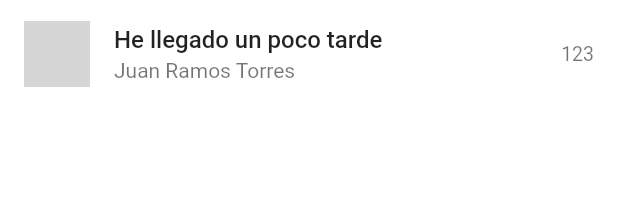
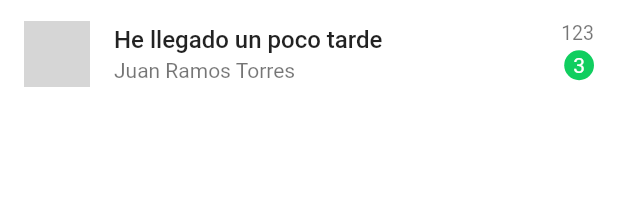
Before and after one commit to eeBarrionuevo/codigo6_whatsapp, a Flutter app: the ItemChatWidget widget shown alone on an empty page, opened directly with sample values from the repository, on a phone screen of 412 x 824 dp. Shown: the top 215 px of the screen. Run offline on Flutter 3.47's test engine with Material 2 defaults, Android fonts, the phone set to English and light mode, and no system bars; network calls fail; Roboto replaces fonts that are missing (Manrope); grey boxes are pictures that could not be loaded.

```diff
--- a/lib/pages/chat_page.dart
+++ b/lib/pages/chat_page.dart
@@ -10,7 +10,7 @@ class ChatPage extends StatelessWidget {
     return ListView.builder(
       itemCount: mandarina.chats.length,
       itemBuilder: (BuildContext context, int index) {
-        print(mandarina.chats[index]);
+        // print(mandarina.chats[index]);
         return ItemChatWidget(
           dataChat: mandarina.chats[index],
         );
--- a/lib/widgets/item_chat_widget.dart
+++ b/lib/widgets/item_chat_widget.dart
@@ -1,4 +1,5 @@
 import 'package:codigo6_whatsapp/models/chat_model.dart';
+import 'package:codigo6_whatsapp/pages/chat_detail_page.dart';
 import 'package:flutter/material.dart';
 
 class ItemChatWidget extends StatelessWidget {
@@ -7,8 +8,15 @@ class ItemChatWidget extends StatelessWidget {
 
   @override
   Widget build(BuildContext context) {
-    return Container(
-      child: ListTile(
+    return ListTile(
+      onTap: () {
+        Navigator.push(
+          context,
+          MaterialPageRoute(
+            builder: (context) => ChatDetailPage(),
+          ),
+        );
+      },
       leading: CircleAvatar(
         backgroundColor: Colors.black12,
         radius: 22,
@@ -16,28 +24,46 @@ class ItemChatWidget extends StatelessWidget {
       ),
       title: Text(
         dataChat.name,
-          style: TextStyle(
+        style: const TextStyle(
           fontWeight: FontWeight.w500,
         ),
       ),
       subtitle: Text(
-          dataChat.message,
+        dataChat.isTyping ? "typing..." : dataChat.message,
         maxLines: 1,
         overflow: TextOverflow.ellipsis,
+        style: TextStyle(
+          color: dataChat.isTyping ? Color(0xff10CE5F) : Colors.black54,
+        ),
       ),
       trailing: Column(
+        crossAxisAlignment: CrossAxisAlignment.end,
         mainAxisAlignment: MainAxisAlignment.center,
         children: [
           Text(
             dataChat.time,
-              style: TextStyle(
+            style: const TextStyle(
               fontWeight: FontWeight.w400,
               fontSize: 13.0,
               color: Colors.black54,
             ),
           ),
+          dataChat.countMessage > 0
+              ? Container(
+                  padding: const EdgeInsets.all(6.0),
+                  decoration: const BoxDecoration(
+                    color: Color(0xff10CE5F),
+                    shape: BoxShape.circle,
+                  ),
+                  child: Text(
+                    dataChat.countMessage.toString(),
+                    style: const TextStyle(
+                      color: Colors.white,
+                    ),
+                  ),
+                )
+              : const SizedBox(),
         ],
-        ),
       ),
     );
   }
```
Also changed, not shown: lib/pages/chat_detail_page.dart (added, +68 -0 lines). Lines whose indentation alone changed are shown as unchanged.
